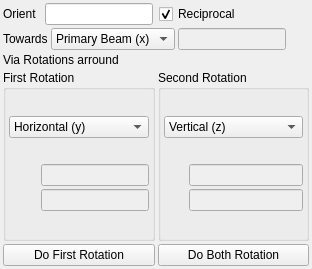
Old version of the form ui/Reorient.ui in the repository jonasstein/clip.
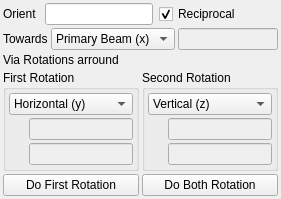
New version of the form.

```diff
--- a/ui/Reorient.ui
+++ b/ui/Reorient.ui
@@ -6,8 +6,8 @@
    <rect>
     <x>0</x>
     <y>0</y>
-    <width>312</width>
-    <height>269</height>
+    <width>260</width>
+    <height>196</height>
    </rect>
   </property>
   <property name="sizePolicy">
```
